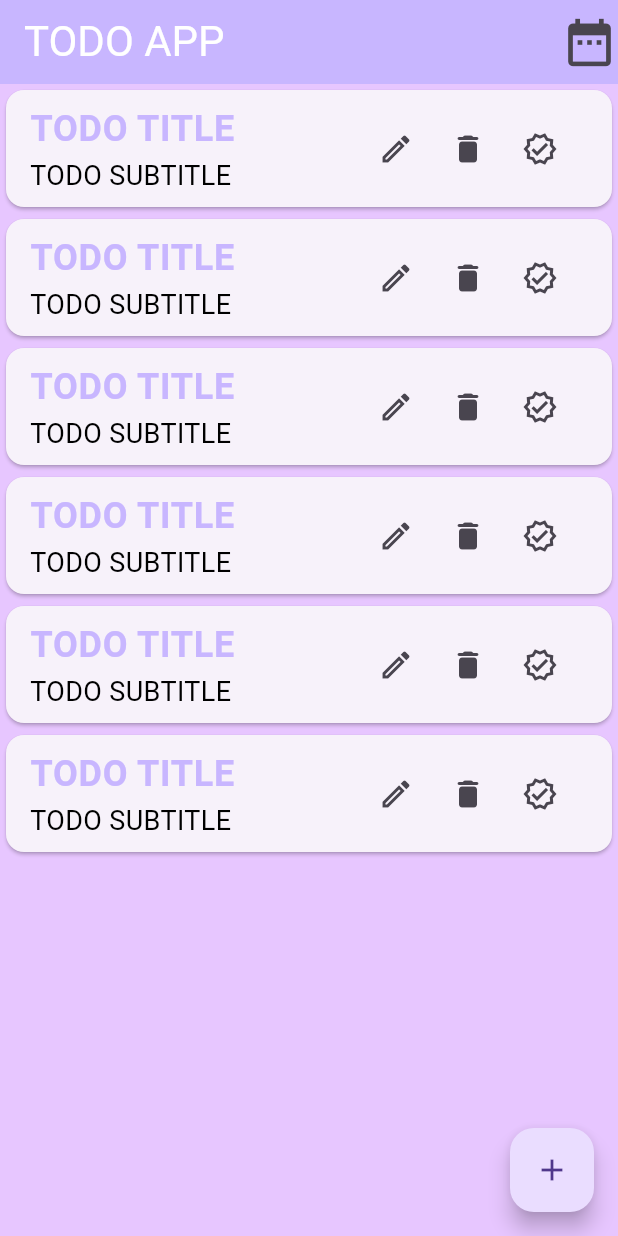
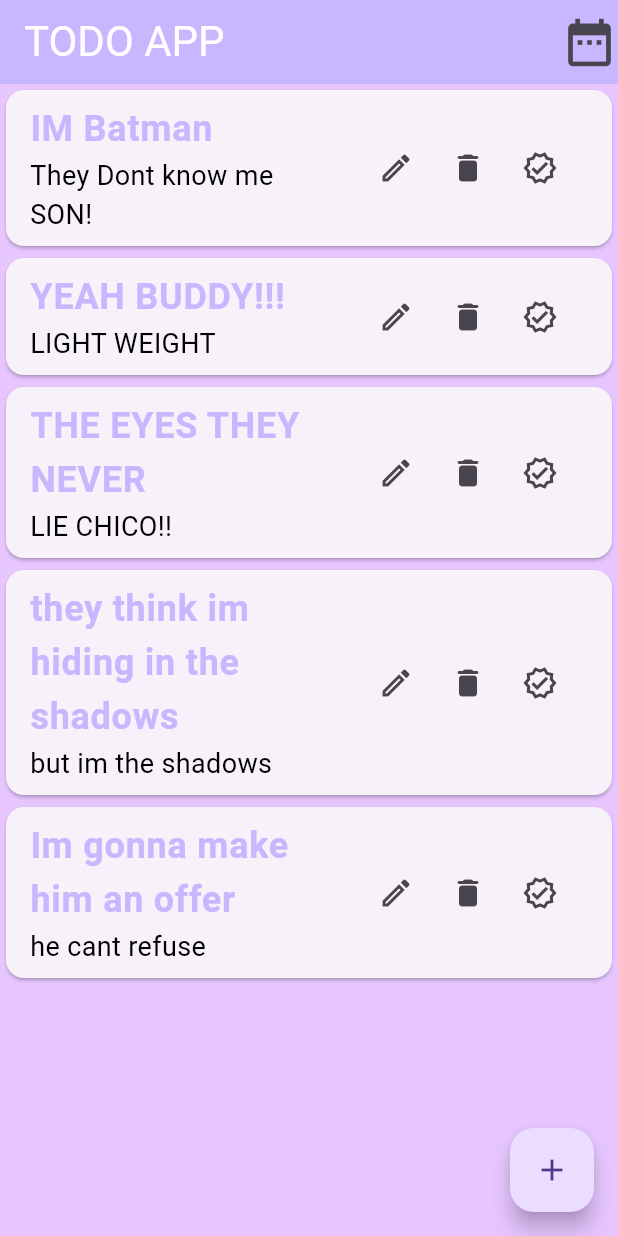
Before and after one commit to amaaaannn/TODO, a Flutter app: the screen it shows after launch, on a phone screen of 412 x 824 dp. Run offline on Flutter 3.47's test engine with Material 3 defaults, Android fonts, the phone set to English and light mode, and no system bars; network calls fail.

Commit message:
to do service added

```diff
--- a/lib/SERVICES/TODO_SERVICES.dart
+++ b/lib/SERVICES/TODO_SERVICES.dart
@@ -0,0 +1,23 @@
+
+Map<String,dynamic> todo1={
+  'title':'IM Batman',
+  'detail':'They Dont know me SON!',
+};
+Map<String,dynamic> todo2={
+  'title':'YEAH BUDDY!!!',
+  'detail':'LIGHT WEIGHT',
+};
+Map<String,dynamic> todo3={
+  'title':'THE EYES THEY NEVER',
+  'detail':'LIE CHICO!!',
+};
+Map<String,dynamic> todo4={
+  'title':'they think im hiding in the shadows',
+  'detail':'but im the shadows',
+};
+Map<String,dynamic> todo5={
+  'title':'Im gonna make him an offer ',
+  'detail':'he cant refuse',
+};
+List  todoList = [todo1,todo2,todo3,todo4,todo5,
+];
--- a/lib/screens/todo main.dart
+++ b/lib/screens/todo main.dart
@@ -1,15 +1,22 @@
 import 'dart:ui';
 
+import 'package:anonymous/SERVICES/TODO_SERVICES.dart';
 import 'package:anonymous/screens/ADD%20TASK.dart';
 import 'package:anonymous/screens/edit.dart';
 import 'package:flutter/material.dart';
 
-class todo extends StatelessWidget {
+class todo extends StatefulWidget {
   const todo({super.key});
 
   @override
+  State<todo> createState() => _todoState();
+}
+
+class _todoState extends State<todo> {
+  @override
   Widget build(BuildContext context) {
-    return Scaffold(backgroundColor: Color(0xffe7c6ff),
+    return Scaffold(
+      backgroundColor: Color(0xffe7c6ff),
       appBar: AppBar(
         automaticallyImplyLeading: false,
         backgroundColor: Color(0xffc8b6ff),
@@ -25,40 +32,61 @@ class todo extends StatelessWidget {
         ],
       ),
       body: ListView.builder(
-        itemCount: 6,
+        itemCount: todoList.length,
         itemBuilder: (context, index) => Card(
           child: ListTile(
             title: Text(
-              "TODO TITLE",
-              style: TextStyle(fontSize: 24, color: Color(0xffc8b6ff),fontWeight:FontWeight.bold),
+              todoList[index]['title'],
+              style: TextStyle(
+                  fontSize: 24,
+                  color: Color(0xffc8b6ff),
+                  fontWeight: FontWeight.bold),
             ),
-            subtitle: Text("TODO SUBTITLE",style: TextStyle( fontSize:18,color: Colors.black),
+            subtitle: Text(
+                todoList[index]['detail'],
+              style: TextStyle(fontSize: 18, color: Colors.black),
             ),
             trailing: Row(
               mainAxisSize: MainAxisSize.min,
               children: [
-                IconButton(onPressed:() {
-                  Navigator.push(context,MaterialPageRoute(builder:  (context) =>EDIT()),);
-                }
-                , icon: Icon(Icons.mode_edit_outline_outlined),),
-                IconButton(onPressed: () {},
-                icon: Icon(Icons.delete_rounded),),
-                IconButton(onPressed:() {} ,
-                icon: Icon(Icons.verified_outlined),)
+                IconButton(
+                  onPressed: () {
+                    Navigator.push(
+                      context,
+                      MaterialPageRoute(builder: (context) => EDIT()),
+                    );
+                  },
+                  icon: Icon(Icons.mode_edit_outline_outlined),
+                ),
+                IconButton(
+                  onPressed: () {  todoList.removeAt(index);
+                  print(todoList);
+                  setState(() {
 
+                  });},
+                  icon: Icon(Icons.delete_rounded),
+                ),
+                IconButton(
+                  onPressed: () {
 
+                  },
+                  icon: Icon(Icons.verified_outlined),
+                )
               ],
             ),
           ),
         ),
       ),
-      floatingActionButton: FloatingActionButton(onPressed: () {
-        Navigator.push(context, MaterialPageRoute(builder:(context) => ADDTASK(),));
-      },
-
-     child: Icon(Icons.add),
+      floatingActionButton: FloatingActionButton(
+        onPressed: () {
+          Navigator.push(
+              context,
+              MaterialPageRoute(
+                builder: (context) => ADDTASK(),
+              ));
+        },
+        child: Icon(Icons.add),
       ),
-
     );
   }
 }
```
